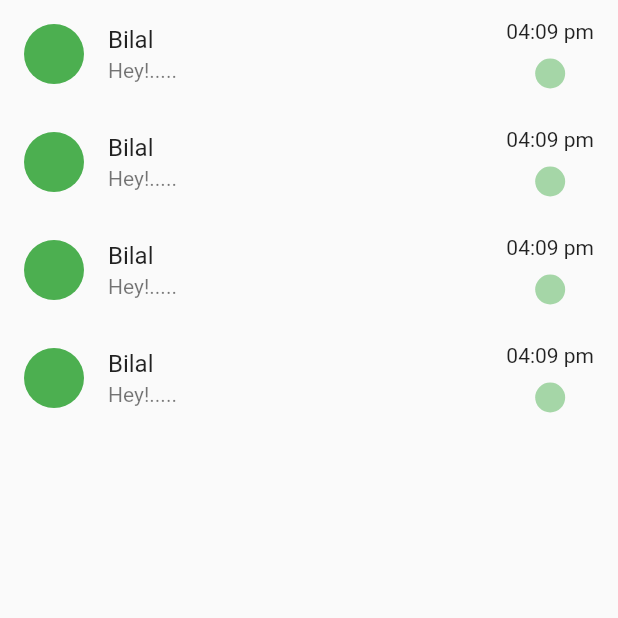
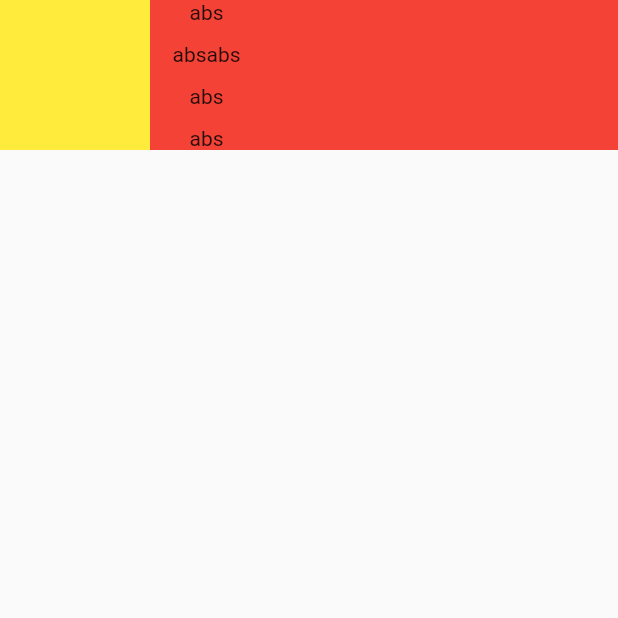
Before and after one commit to AwaisHaleem/Flutter-course-Jawan-Tech-Pakistan, a Flutter app: the screen it shows after launch, on a phone screen of 412 x 824 dp, the top half of it. Run offline on Flutter 3.47's test engine with Material 2 defaults, Android fonts, the phone set to English and light mode, and no system bars.

Commit message:
ListView

```diff
--- a/lib/home.dart
+++ b/lib/home.dart
@@ -1,5 +1,4 @@
 import 'package:flutter/material.dart';
-import 'package:jawan_tech_flutter_course/app.dart';
 
 class Home extends StatefulWidget {
   @override
@@ -10,29 +9,40 @@ class _HomeState extends State<Home> {
   @override
   Widget build(BuildContext context) {
     return Scaffold(
-        body: Column(
-      children: [abc(), abc(), abc(), abc()],
-    ));
+      body: ListView(
+        children: [
+          Container(
+            color: Colors.red,
+            height: 100,
+            child: Row(
+              children: [
+                Container(
+                  color: Colors.yellow,
+                  height: 100,
+                  width: 100,
+                ),
+                Padding(
+                  padding: const EdgeInsets.only(left: 15),
+                  child: Column(
+                    mainAxisAlignment: MainAxisAlignment.spaceBetween,
+                    children: [
+                      Text('abs'),
+                      Row(
+                        children: [
+                          Text('abs'),
+                          Text('abs'),
+                        ],
+                      ),
+                      Text('abs'),
+                      Text('abs'),
+                    ],
+                  ),
+                )
+              ],
+            ),
+          )
+        ],
+      ),
+    );
   }
 }
-
-Widget abc() {
-  return ListTile(
-    leading: CircleAvatar(
-      backgroundColor: Colors.green,
-      radius: 20,
-    ),
-    title: Text('Bilal'),
-    subtitle: Text('Hey!.....'),
-    trailing: Column(
-      mainAxisAlignment: MainAxisAlignment.spaceAround,
-      children: [
-        Text('04:09 pm'),
-        CircleAvatar(
-          backgroundColor: Colors.green[200],
-          radius: 10,
-        )
-      ],
-    ),
-  );
-}
--- a/lib/main.dart
+++ b/lib/main.dart
@@ -8,6 +8,7 @@ void main() {
 class MyApp extends StatelessWidget {
   @override
   Widget build(BuildContext context) {
-    return MaterialApp(debugShowCheckedModeBanner: false, home: Home());
+    return MaterialApp(
+        debugShowCheckedModeBanner: false, home: Home());
   }
 }
```
Also changed, not shown: lib/app.dart (deleted, +0 -30 lines).
